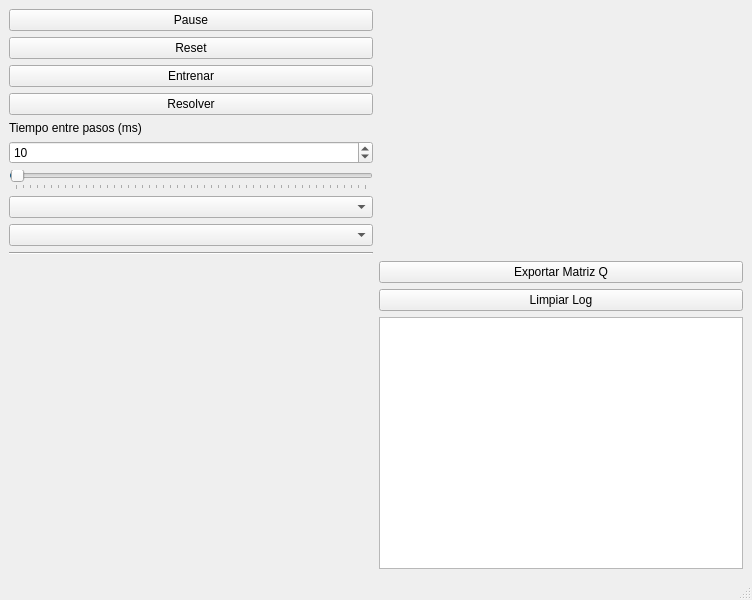
Above: prueba.ui from elKuston/QLearning before the change. Below: the same form after it.
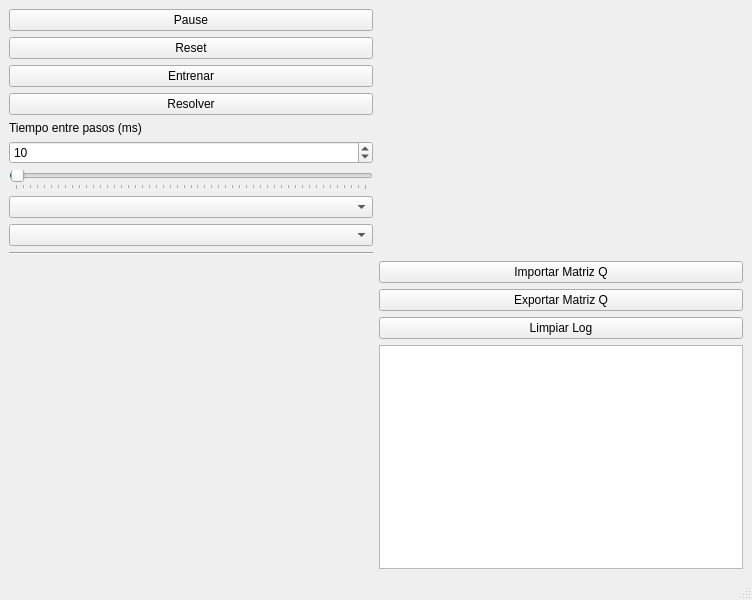
That is the form after the change. Custom widgets are drawn as their Qt base class.

Patch:
```diff
--- a/prueba.ui
+++ b/prueba.ui
@@ -15,10 +15,17 @@
   </property>
   <widget class="QWidget" name="centralwidget">
    <layout class="QGridLayout" name="gridLayout">
-    <item row="4" column="0">
+    <item row="5" column="0">
      <widget class="EntornoWidget" name="entorno" native="true"/>
     </item>
-    <item row="4" column="1">
+    <item row="3" column="1">
+     <widget class="QPushButton" name="exportarMatrizButton">
+      <property name="text">
+       <string>Exportar Matriz Q</string>
+      </property>
+     </widget>
+    </item>
+    <item row="5" column="1">
      <widget class="QTextEdit" name="logTextbox">
       <property name="minimumSize">
        <size>
@@ -145,7 +152,7 @@
       </item>
      </layout>
     </item>
-    <item row="3" column="1">
+    <item row="4" column="1">
      <widget class="QPushButton" name="limpiarLogButton">
       <property name="text">
        <string>Limpiar Log</string>
@@ -153,9 +160,9 @@
      </widget>
     </item>
     <item row="2" column="1">
-     <widget class="QPushButton" name="exportarMatrizButton">
+     <widget class="QPushButton" name="importarMatrizButton">
       <property name="text">
-       <string>Exportar Matriz Q</string>
+       <string>Importar Matriz Q</string>
       </property>
      </widget>
     </item>
```
